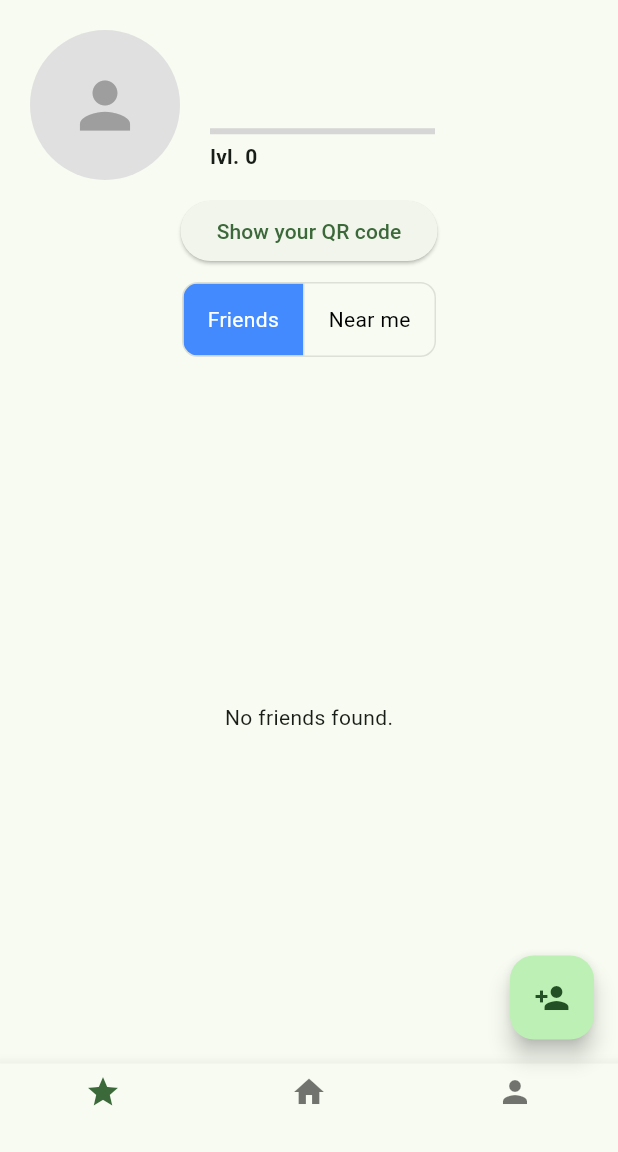
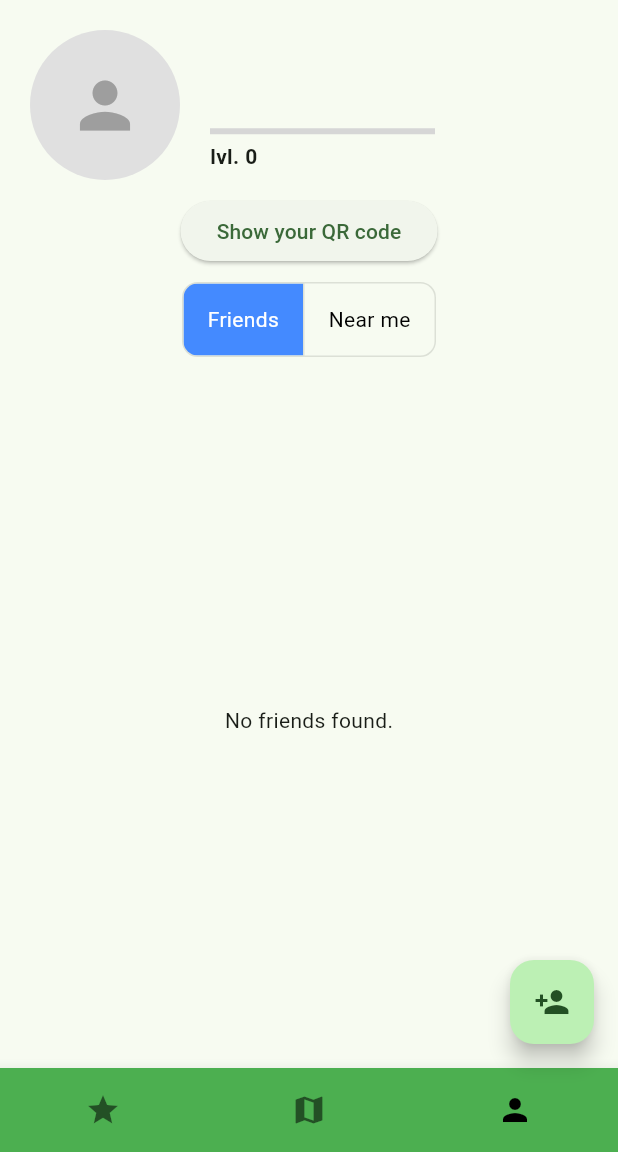
Before and after one commit to iagofigar/EcoQuest, a Flutter app: the ProfilePage screen opened by its route, on a phone screen of 412 x 824 dp, the part 84-1236 px from its top. Run offline on Flutter 3.47's test engine with Material 3 defaults, Android fonts, the phone set to English and light mode, and no system bars; our stand-ins replace flutter_map, geolocator, latlong2, pretty_qr_code, supabase_flutter; missing offline and left inert: flutter_map_location_marker, mobile_scanner; accounts and stored records are empty.

Commit message:
ProfilePage BottomNavigator

```diff
--- a/lib/user.dart
+++ b/lib/user.dart
@@ -73,6 +73,17 @@ class _ProfilePageState extends State<ProfilePage> {
       setState(() {
         _isLoading = false;
       });
+    }
+  }
+
+  void _onItemTapped(int index) {
+    switch (index) {
+      case 0:
+        Navigator.pushReplacementNamed(context, '/rewards');
+        break;
+      case 1:
+        Navigator.pushReplacementNamed(context, '/map');
+        break;
     }
   }
 
@@ -188,10 +199,26 @@ class _ProfilePageState extends State<ProfilePage> {
         child: const Icon(Icons.person_add),
       ),
       bottomNavigationBar: BottomNavigationBar(
+        backgroundColor: Colors.green,
+        selectedItemColor: Colors.black,
+        unselectedItemColor: Colors.black54,
+        selectedFontSize: 0,
+        unselectedFontSize: 0,
+        currentIndex: 2,
+        onTap: _onItemTapped,
         items: const [
-          BottomNavigationBarItem(icon: Icon(Icons.star), label: ''),
-          BottomNavigationBarItem(icon: Icon(Icons.home), label: ''),
-          BottomNavigationBarItem(icon: Icon(Icons.person), label: ''),
+          BottomNavigationBarItem(
+            icon: Icon(Icons.star),
+            label: '',
+          ),
+          BottomNavigationBarItem(
+            icon: Icon(Icons.map),
+            label: '',
+          ),
+          BottomNavigationBarItem(
+            icon: Icon(Icons.person),
+            label: '',
+          ),
         ],
       ),
     );
```
Also changed, not shown: pubspec.lock.
